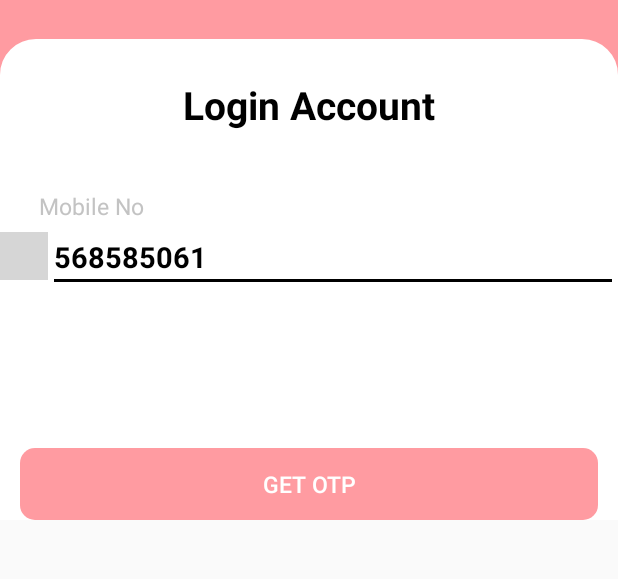
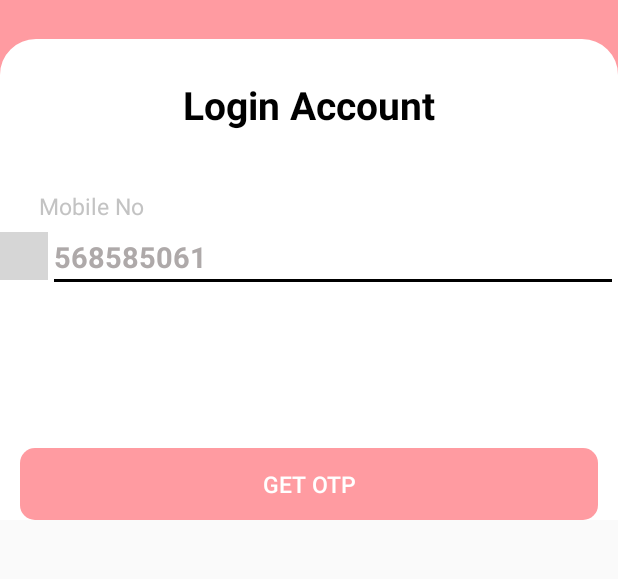
Before and after one commit to Jitendraneepanlok/mirrorsbeautylounge, an Android app: the OtpActivity screen opened directly, with no data from a screen before it, after a tap on an icon or button, on a phone screen of 412 x 824 dp, the part 167-746 px from its top. Run offline under Robolectric (Android 15) with nearby library versions, the phone set to English and light mode, and no system bars; our stand-ins replace sdp/ssp sizes; libraries missing offline, so code that uses them is left out: com.alimuzaffar.lib, com.hbb20; plain views replace CountryCodePicker; 4 statements that could not run were skipped; grey boxes are pictures that could not be loaded.

```diff
--- a/app/src/main/java/com/beauty/mirrors/Activity/LoginActivity.kt
+++ b/app/src/main/java/com/beauty/mirrors/Activity/LoginActivity.kt
@@ -14,7 +14,6 @@ import com.beauty.mirrors.R
 import com.hbb20.CountryCodePicker
 
 class LoginActivity : AppCompatActivity()/*, CountryCodePicker.OnCountryChangeListener*/ {
-    private var ccp: CountryCodePicker? = null
     private var countryCode: String? = null
     private var countryName: String? = null
 
@@ -41,7 +40,9 @@ class LoginActivity : AppCompatActivity()/*, CountryCodePicker.OnCountryChangeLi
             }
 
         })
-        ccp = findViewById(R.id.country_code_picker)
+        var ccp: CountryCodePicker? = findViewById(R.id.country_code_picker)
+        ccp?.setCcpClickable(false)
+
 //        ccp!!.setOnCountryChangeListener(this)
         //to set default country code as Japan
 //        ccp!!.setDefaultCountryUsingNameCode("JP")
--- a/app/src/main/java/com/beauty/mirrors/Activity/OtpActivity.kt
+++ b/app/src/main/java/com/beauty/mirrors/Activity/OtpActivity.kt
@@ -4,15 +4,22 @@ import android.app.Dialog
 import android.content.Intent
 import android.os.Build
 import android.os.Bundle
+import android.os.CountDownTimer
 import android.view.Gravity
 import android.view.View
 import android.view.Window
 import android.view.WindowManager
+import android.widget.Toast
 import androidx.appcompat.app.AppCompatActivity
 import androidx.appcompat.widget.AppCompatButton
 import androidx.appcompat.widget.AppCompatImageView
+import androidx.appcompat.widget.AppCompatTextView
 import androidx.core.content.ContextCompat
+import com.alimuzaffar.lib.pin.PinEntryEditText
 import com.beauty.mirrors.R
+import java.text.SimpleDateFormat
+import java.util.*
+import java.util.concurrent.TimeUnit
 
 class OtpActivity : AppCompatActivity() {
     override fun onCreate(savedInstanceState: Bundle?) {
@@ -25,12 +32,53 @@ class OtpActivity : AppCompatActivity() {
             getWindow().setStatusBarColor(ContextCompat.getColor(this, R.color.pink));
         }
         initView()
+        setTimer()
 
     }
 
+    private fun setTimer() {
+        var txt_time: AppCompatTextView = findViewById(R.id.txt_time)
+        val timer = object : CountDownTimer(30000, 1000) {
+
+            override fun onTick(millisUntilFinished: Long) {
+                txt_time?.setText(
+                    "" + String.format(
+                        "%d min, %d sec",
+                        TimeUnit.MILLISECONDS.toMinutes(millisUntilFinished),
+                        TimeUnit.MILLISECONDS.toSeconds(millisUntilFinished) -
+                                TimeUnit.MINUTES.toSeconds(
+                                    TimeUnit.MILLISECONDS.toMinutes(
+                                        millisUntilFinished
+                                    )
+                                )
+                    )
+                );
+            }
+
+            override fun onFinish() {
+                val toast = Toast.makeText(applicationContext, "Done", Toast.LENGTH_SHORT)
+                toast.show()
+
+            }
+
+        }
+        timer.start()
+    }
+
     private fun initView() {
+        var txt_pin_entry: PinEntryEditText = findViewById(R.id.txt_pin_entry)
+        txt_pin_entry.setHint("12345")
+
         var img_back: AppCompatImageView = findViewById(R.id.img_back)
         img_back.setOnClickListener(object : View.OnClickListener {
+            override fun onClick(view: View?) {
+                val intent = Intent(applicationContext, LoginActivity::class.java)
+                startActivity(intent)
+            }
+        })
+
+        var txt_edit_mobile: AppCompatTextView = findViewById(R.id.txt_edit_mobile)
+        txt_edit_mobile.setOnClickListener(object : View.OnClickListener {
             override fun onClick(view: View?) {
                 val intent = Intent(applicationContext, LoginActivity::class.java)
                 startActivity(intent)
@@ -57,7 +105,10 @@ class OtpActivity : AppCompatActivity() {
             dialog.dismiss()
         }*/
         dialog.window!!.setGravity(Gravity.CENTER)
-        dialog.window!!.setLayout(WindowManager.LayoutParams.MATCH_PARENT, WindowManager.LayoutParams.WRAP_CONTENT)
+        dialog.window!!.setLayout(
+            WindowManager.LayoutParams.MATCH_PARENT,
+            WindowManager.LayoutParams.WRAP_CONTENT
+        )
         dialog.show()
 
 
--- a/app/src/main/res/layout/activity_login.xml
+++ b/app/src/main/res/layout/activity_login.xml
@@ -13,37 +13,36 @@
 
         <RelativeLayout
             android:layout_width="match_parent"
-            android:layout_height="wrap_content"
-            >
+            android:layout_height="wrap_content">
 
             <RelativeLayout
+                android:id="@+id/rl_first"
                 android:layout_width="match_parent"
                 android:layout_height="wrap_content"
-            android:gravity="center"
                 android:background="@color/pink"
-            android:id="@+id/rl_first">
+                android:gravity="center">
 
 
                 <androidx.appcompat.widget.AppCompatTextView
                     android:id="@+id/tv1"
                     android:layout_width="match_parent"
                     android:layout_height="wrap_content"
+                    android:layout_marginTop="@dimen/_40sdp"
                     android:gravity="center"
-                android:layout_marginTop="@dimen/_40sdp"
                     android:text="@string/landing_name"
                     android:textColor="@color/white"
                     android:textSize="@dimen/_18sdp"
                     android:textStyle="bold" />
 
                 <androidx.appcompat.widget.AppCompatTextView
+                    android:id="@+id/tv2"
                     android:layout_width="match_parent"
                     android:layout_height="wrap_content"
+                    android:layout_below="@+id/tv1"
                     android:layout_marginTop="@dimen/_5sdp"
                     android:gravity="center"
-                android:layout_below="@+id/tv1"
                     android:text="@string/landing_name_2"
                     android:textColor="@color/white"
-                android:id="@+id/tv2"
                     android:textSize="@dimen/_12sdp" />
 
 
@@ -56,93 +55,74 @@
 
 
                     <androidx.appcompat.widget.AppCompatTextView
+                        android:id="@+id/txt_login_account"
                         android:layout_width="match_parent"
                         android:layout_height="wrap_content"
+                        android:layout_marginTop="@dimen/_20sdp"
+                        android:gravity="center"
+                        android:text="@string/login_account"
                         android:textColor="@color/black"
                         android:textSize="@dimen/_20sdp"
-                    android:textStyle="bold"
-                    android:gravity="center"
-                    android:id="@+id/txt_login_account"
-                    android:layout_marginTop="@dimen/_20sdp"
-                    android:text="@string/login_account"/>
+                        android:textStyle="bold" />
 
                     <androidx.appcompat.widget.AppCompatTextView
+                        android:id="@+id/txt_mobile_no"
                         android:layout_width="match_parent"
                         android:layout_height="wrap_content"
-                    android:textColor="@color/trasparygray"
-                    android:textSize="@dimen/_12sdp"
                         android:layout_below="@+id/txt_login_account"
                         android:layout_marginTop="@dimen/_30sdp"
+                        android:paddingLeft="@dimen/_20sdp"
                         android:text="@string/mobile_no"
-                    android:id="@+id/txt_mobile_no"
-                    android:paddingLeft="@dimen/_20sdp"/>
+                        android:textColor="@color/trasparygray"
+                        android:textSize="@dimen/_12sdp" />
 
 
                     <com.hbb20.CountryCodePicker
-                    app:ccp_hintExampleNumber="true"
                         android:id="@+id/country_code_picker"
-                    android:clickable="false"
-                    android:focusable="false"
-                    app:ccp_defaultNameCode="ae"
-                    app:ccp_defaultPhoneCode="971"
                         android:layout_width="wrap_content"
                         android:layout_height="wrap_content"
                         android:layout_below="@+id/txt_mobile_no"
-                    android:layout_marginTop="@dimen/_5sdp"/>
+                        android:layout_marginTop="@dimen/_5sdp"
+                        android:focusable="false"
+                        app:ccp_clickable="false"
+                        app:ccp_defaultNameCode="ae"
+                        app:ccp_defaultPhoneCode="971"
+                        app:ccp_hintExampleNumber="true" />
 
                     <androidx.appcompat.widget.AppCompatEditText
+                        android:id="@+id/et_contact_no"
                         android:layout_width="match_parent"
                         android:layout_height="wrap_content"
-                    android:hint="@string/no"
                         android:layout_below="@+id/txt_mobile_no"
                         android:layout_toRightOf="@+id/country_code_picker"
+                        android:backgroundTint="@color/black"
+                        android:hint="@string/no"
+                        android:inputType="number"
                         android:textColor="@color/black"
-                    android:textStyle="bold"
-                    android:id="@+id/et_contact_no"
-                    android:textColorHint="@color/black"
+                        android:textColorHint="@color/gray"
                         android:textSize="@dimen/_15sdp"
-                    android:backgroundTint="@color/black"/>
-
+                        android:textStyle="bold" />
 
 
                     <androidx.appcompat.widget.AppCompatButton
+                        android:id="@+id/btn_otp"
                         android:layout_width="match_parent"
                         android:layout_height="wrap_content"
                         android:layout_below="@+id/et_contact_no"
+                        android:layout_marginLeft="@dimen/_10sdp"
                         android:layout_marginTop="@dimen/_80sdp"
-                    android:layout_marginLeft="@dimen/_10sdp"
                         android:layout_marginRight="@dimen/_10sdp"
+                        android:background="@drawable/btn_pink"
                         android:text="@string/get_otp"
-                    android:textSize="@dimen/_12sdp"
-                    android:id="@+id/btn_otp"
-                    android:background="@drawable/btn_pink"
-                    android:textColor="@color/white"/>
+                        android:textColor="@color/white"
+                        android:textSize="@dimen/_12sdp" />
 
                 </RelativeLayout>
 
             </RelativeLayout>
 
 
-
-
-
-
         </RelativeLayout>
-
-
-
-
-
-
-
-
-
-
-
-
-
-
-
 
 
     </androidx.core.widget.NestedScrollView>
```
Also changed, not shown: app/src/main/res/drawable/ic_cart.xml (added, +10 -0 lines), app/src/main/res/drawable/ic_location.xml (added, +10 -0 lines), app/src/main/res/layout/activity_home.xml (+42 -0 lines), app/src/main/res/layout/activity_otp.xml (+10 -6 lines), app/src/main/res/layout/home_toolbar.xml (added, +47 -0 lines). Lines whose indentation alone changed are shown as unchanged.
